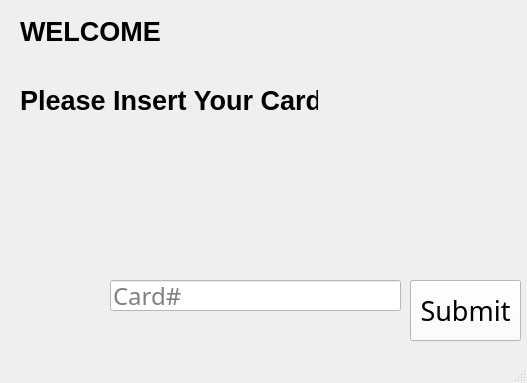
The window that ATM/mainwindow.ui (CS3560-3-3/Bank-ATM-Subsystem) describes before a commit, drawn with Qt 5.
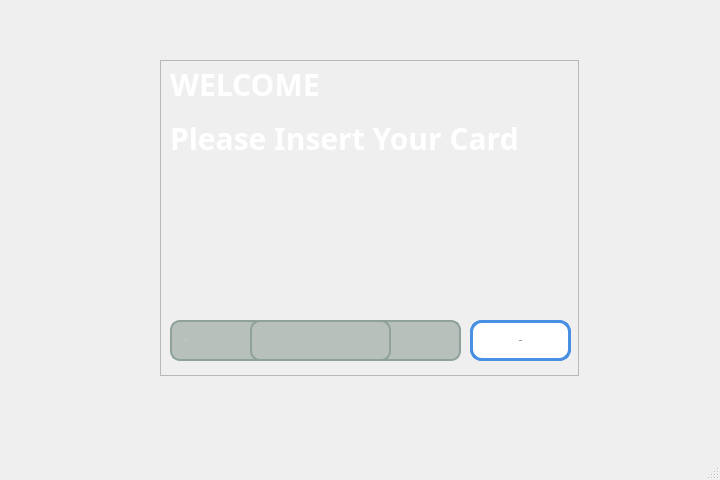
The same window after the commit. Icons and pictures are not drawn.

Commit message: UI Redesign + Fix Transfer/Deposit/Withdraw Logic

What changed in the file:
```diff
--- a/ATM/mainwindow.ui
+++ b/ATM/mainwindow.ui
@@ -6,8 +6,8 @@
    <rect>
     <x>0</x>
     <y>0</y>
-    <width>527</width>
-    <height>383</height>
+    <width>720</width>
+    <height>480</height>
    </rect>
   </property>
   <property name="font">
@@ -27,26 +27,44 @@
 background-color: 536A8F;
 }</string>
    </property>
-   <widget class="QTextEdit" name="pinTxt">
-    <property name="enabled">
-     <bool>true</bool>
-    </property>
+   <widget class="QLabel" name="bgImage">
     <property name="geometry">
      <rect>
-      <x>190</x>
-      <y>280</y>
-      <width>141</width>
-      <height>31</height>
+      <x>0</x>
+      <y>10</y>
+      <width>740</width>
+      <height>440</height>
      </rect>
     </property>
+    <property name="styleSheet">
+     <string notr="true">image: url(:/res/bgAtm.png);</string>
+    </property>
+    <property name="text">
+     <string/>
+    </property>
    </widget>
+   <widget class="QFrame" name="frame">
+    <property name="geometry">
+     <rect>
+      <x>160</x>
+      <y>60</y>
+      <width>419</width>
+      <height>316</height>
+     </rect>
+    </property>
+    <property name="frameShape">
+     <enum>QFrame::Shape::StyledPanel</enum>
+    </property>
+    <property name="frameShadow">
+     <enum>QFrame::Shadow::Raised</enum>
+    </property>
    <widget class="QWidget" name="verticalLayoutWidget">
     <property name="geometry">
      <rect>
-      <x>20</x>
+       <x>10</x>
       <y>0</y>
-      <width>298</width>
-      <height>131</height>
+       <width>401</width>
+       <height>101</height>
      </rect>
     </property>
     <layout class="QVBoxLayout" name="verticalLayout_3">
@@ -54,11 +72,21 @@
       <widget class="QLabel" name="lblText">
        <property name="font">
         <font>
-         <family>Segoe UI</family>
-         <pointsize>20</pointsize>
+          <family>Titillium Web</family>
+          <pointsize>-1</pointsize>
          <bold>true</bold>
         </font>
        </property>
+        <property name="styleSheet">
+         <string notr="true">QLabel {
+    color: white;
+    font-family: &quot;Titillium Web&quot;;
+    font-size: 30px;
+    font-weight: bold;
+    qproperty-alignment: AlignCenter;
+}
+</string>
+        </property>
        <property name="text">
         <string>WELCOME</string>
        </property>
@@ -68,11 +96,21 @@
       <widget class="QLabel" name="label">
        <property name="font">
         <font>
-         <family>Segoe UI</family>
-         <pointsize>20</pointsize>
+          <family>Titillium Web</family>
+          <pointsize>-1</pointsize>
          <bold>true</bold>
         </font>
        </property>
+        <property name="styleSheet">
+         <string notr="true">QLabel {
+    color: white;
+    font-family: &quot;Titillium Web&quot;;
+    font-size: 30px;
+    font-weight: bold;
+    qproperty-alignment: AlignCenter;
+}
+</string>
+        </property>
        <property name="text">
         <string>Please Insert Your Card</string>
        </property>
@@ -80,47 +118,45 @@
      </item>
     </layout>
    </widget>
-   <widget class="QLabel" name="label_2">
-    <property name="geometry">
-     <rect>
-      <x>210</x>
-      <y>160</y>
-      <width>91</width>
-      <height>91</height>
-     </rect>
-    </property>
-    <property name="text">
-     <string/>
-    </property>
-    <property name="pixmap">
-     <pixmap>build/Desktop_Qt_6_10_1_llvm_mingw_64_bit-Debug/debug/149767-200.png</pixmap>
-    </property>
-    <property name="scaledContents">
-     <bool>true</bool>
-    </property>
-    <property name="openExternalLinks">
-     <bool>true</bool>
-    </property>
-   </widget>
    <widget class="QLineEdit" name="txtCard">
     <property name="geometry">
      <rect>
-      <x>110</x>
-      <y>280</y>
+       <x>10</x>
+       <y>260</y>
       <width>291</width>
-      <height>31</height>
+       <height>41</height>
      </rect>
     </property>
     <property name="font">
      <font>
-      <family>Titillium Web</family>
-      <pointsize>18</pointsize>
+       <family>Segoe UI</family>
+       <pointsize>-1</pointsize>
+       <italic>false</italic>
+       <bold>false</bold>
      </font>
     </property>
     <property name="styleSheet">
      <string notr="true">QLineEdit {
-background-color: white;
-}</string>
+    background-color: #b7c0bb;        /* soft gray-green like ATM input fields */
+    color: #ffffff;                   /* white text */
+    font: 18px &quot;Segoe UI&quot;;
+    padding: 6px 10px;
+    border: 2px solid #8fa29a;        /* slightly darker accent */
+    border-radius: 10px;
+    selection-background-color: #4A90E2;  /* blue highlight */
+    selection-color: white;
+}
+
+QLineEdit:hover {
+    background-color: #c3ccc6;
+}
+
+QLineEdit:focus {
+    background-color: #d3dbd6;
+    border: 2px solid #4A90E2;        /* blue focus ring */
+    color: #000000;                   /* switch to dark text for visibility */
+}
+</string>
     </property>
     <property name="maxLength">
      <number>16</number>
@@ -129,53 +165,140 @@
      <string>Card#</string>
     </property>
    </widget>
-   <widget class="QPushButton" name="submit">
+    <widget class="QTextEdit" name="pinTxt">
+     <property name="enabled">
+      <bool>true</bool>
+     </property>
     <property name="geometry">
      <rect>
-      <x>410</x>
-      <y>280</y>
-      <width>111</width>
-      <height>61</height>
-     </rect>
-    </property>
-    <property name="font">
-     <font>
-      <family>Titillium Web</family>
-      <pointsize>20</pointsize>
-     </font>
-    </property>
+       <x>90</x>
+       <y>260</y>
+       <width>141</width>
+       <height>41</height>
+      </rect>
+     </property>
     <property name="styleSheet">
-     <string notr="true">QPushButton{ 
-background-color: white;
-}</string>
-    </property>
-    <property name="text">
-     <string>Submit</string>
+      <string notr="true">#pinTxt {
+    background-color: #b7c0bb;
+    color: #ffffff;
+    font: bold 20px &quot;Segoe UI&quot;;     /* 🔥 bold + larger text/dots */
+    padding: 6px 10px;
+    border: 2px solid #8fa29a;
+    border-radius: 10px;
+    selection-background-color: #4A90E2;
+    selection-color: white;
+}
+
+#pinTxt:hover {
+    background-color: #c3ccc6;
+}
+
+#pinTxt:focus {
+    background-color: #d3dbd6;
+    border: 2px solid #4A90E2;
+    color: #000000;
+}
+</string>
     </property>
    </widget>
    <widget class="QPushButton" name="pinSubmit">
     <property name="geometry">
      <rect>
-      <x>410</x>
-      <y>280</y>
-      <width>111</width>
-      <height>61</height>
+       <x>310</x>
+       <y>260</y>
+       <width>101</width>
+       <height>41</height>
      </rect>
     </property>
     <property name="font">
      <font>
-      <family>Titillium Web</family>
-      <pointsize>20</pointsize>
+       <family>Segoe UI</family>
+       <pointsize>-1</pointsize>
+       <italic>false</italic>
+       <bold>true</bold>
      </font>
     </property>
     <property name="styleSheet">
      <string notr="true">QPushButton {
-	background-color: white;
-}</string>
+    background-color: white;
+    color: #2b2b2b;
+    font: bold 15px &quot;Segoe UI&quot;;
+    padding: 8px 20px;
+    border-radius: 12px;
+    border: 3px solid #4A90E2;   /* blue accent border */
+}
+
+QPushButton:hover {
+    background-color: #f2f2f2;
+}
+
+QPushButton:pressed {
+    background-color: #e6e6e6;
+    border: 3px solid #2F6CC0;
+}
+</string>
     </property>
     <property name="text">
      <string>Submit</string>
     </property>
+    </widget>
+    <widget class="QPushButton" name="submit">
+     <property name="geometry">
+      <rect>
+       <x>310</x>
+       <y>260</y>
+       <width>101</width>
+       <height>41</height>
+      </rect>
+     </property>
+     <property name="font">
+      <font>
+       <family>Segoe UI</family>
+       <pointsize>-1</pointsize>
+       <italic>false</italic>
+       <bold>true</bold>
+      </font>
+     </property>
+     <property name="styleSheet">
+      <string notr="true">QPushButton {
+    background-color: white;
+    color: #2b2b2b;
+    font: bold 15px &quot;Segoe UI&quot;;
+    padding: 8px 20px;
+    border-radius: 12px;
+    border: 3px solid #4A90E2;   /* blue accent border */
+}
+
+QPushButton:hover {
+    background-color: #b0b0b0;
+}
+
+QPushButton:pressed {
+    background-color: #e6e6e6;
+    border: 3px solid #2F6CC0;
+}
+</string>
+     </property>
+     <property name="text">
+      <string>Submit</string>
+     </property>
+    </widget>
+    <widget class="QLabel" name="label_2">
+     <property name="geometry">
+      <rect>
+       <x>40</x>
+       <y>90</y>
+       <width>321</width>
+       <height>181</height>
+      </rect>
+     </property>
+     <property name="styleSheet">
+      <string notr="true">image: url(:/res/insertAtmCard.png);</string>
+     </property>
+     <property name="text">
+      <string/>
+     </property>
+    </widget>
    </widget>
   </widget>
   <widget class="QMenuBar" name="menubar">
```
Left out of the diff: 4 changed lines with no effect on the pictures. Lines whose indentation alone changed are shown as unchanged. The commit also changes 7 other files.
